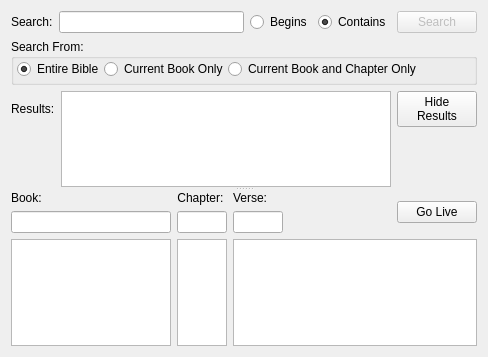
Before: the Qt Designer form src/biblewidget.ui in SoftProjector/src, drawn with Qt 5.
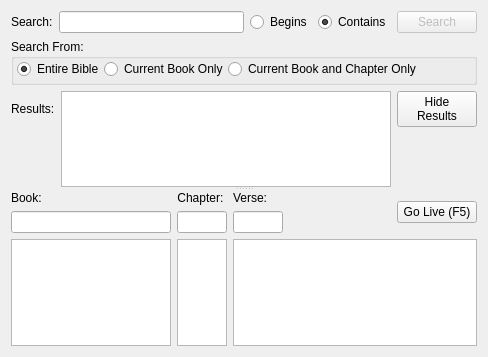
After: the same form once the commit is applied.

Commit message: Changed the shortcut to GoLive button to F5, and shortcut of search button to "Return".

```diff
--- a/src/biblewidget.ui
+++ b/src/biblewidget.ui
@@ -495,7 +495,7 @@
 &lt;p style=&quot; margin-top:0px; margin-bottom:0px; margin-left:0px; margin-right:0px; -qt-block-indent:0; text-indent:0px;&quot;&gt;&lt;span style=&quot; font-size:8pt;&quot;&gt;Quickly display  the selected Bible verse on the screen&lt;/span&gt;&lt;/p&gt;&lt;/body&gt;&lt;/html&gt;</string>
              </property>
              <property name="text">
-              <string>Go Live</string>
+              <string>Go Live (F5)</string>
              </property>
              <property name="shortcut">
               <string>Return</string>
```
Left out of the diff: 4 changed lines with no effect on the pictures. The commit also changes 1 other file.
